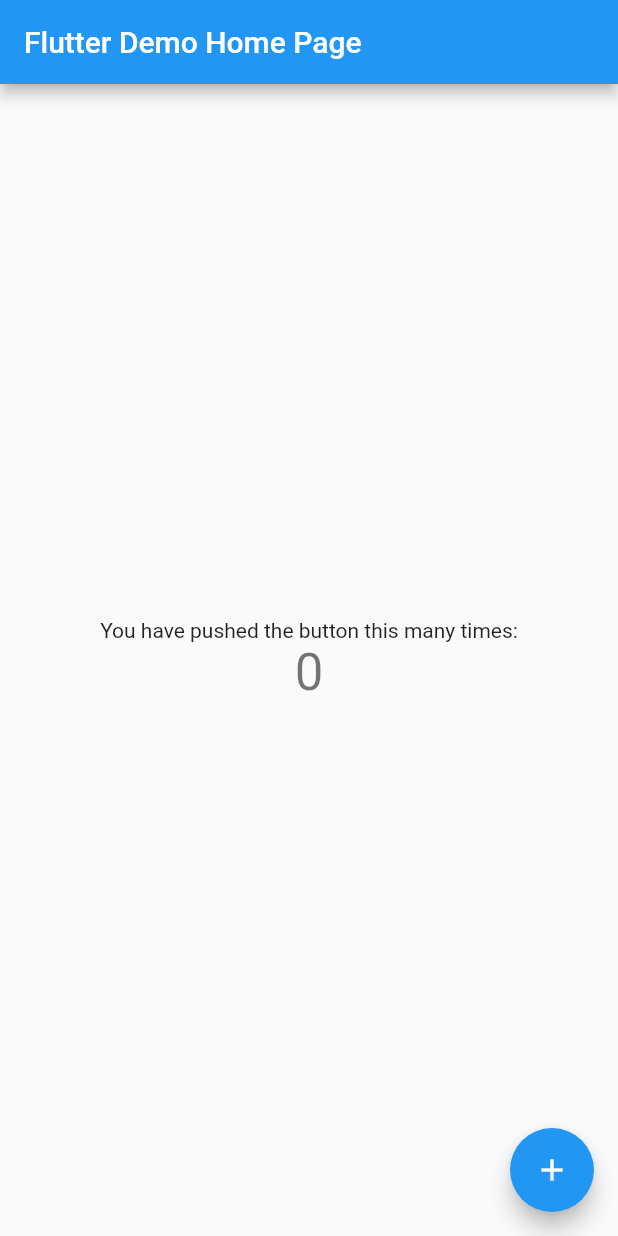
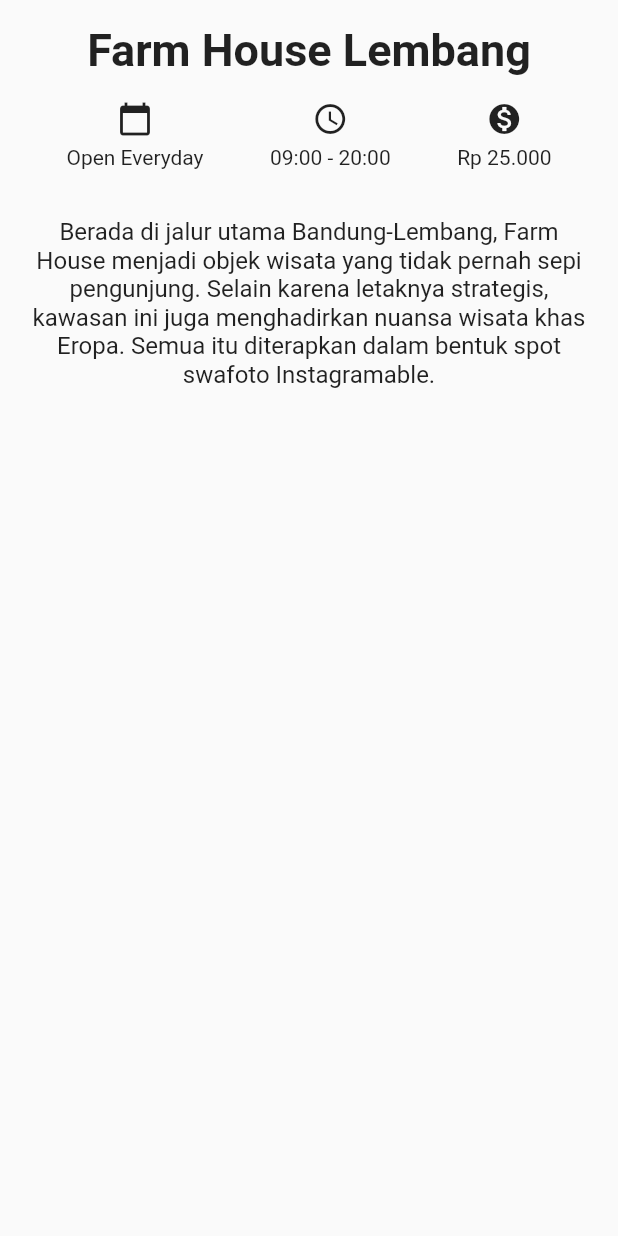
Before and after one commit to noanlearn/idcd-flutter, a Flutter app: the screen it shows after launch, on a phone screen of 412 x 824 dp. Run offline on Flutter 3.47's test engine with Material 2 defaults, Android fonts, the phone set to English and light mode, and no system bars.

Commit message:
finishing codelab_1

```diff
--- a/wisatabandung/codelab_1/lib/main.dart
+++ b/wisatabandung/codelab_1/lib/main.dart
@@ -11,105 +11,72 @@
   @override
   Widget build(BuildContext context) {
     return MaterialApp(
-      title: 'Flutter Demo',
+      title: 'Wisata Bandung',
       theme: ThemeData(
-        // This is the theme of your application.
-        //
-        // Try running your application with "flutter run". You'll see the
-        // application has a blue toolbar. Then, without quitting the app, try
-        // changing the primarySwatch below to Colors.green and then invoke
-        // "hot reload" (press "r" in the console where you ran "flutter run",
-        // or simply save your changes to "hot reload" in a Flutter IDE).
-        // Notice that the counter didn't reset back to zero; the application
-        // is not restarted.
         primarySwatch: Colors.blue,
       ),
-      home: const MyHomePage(title: 'Flutter Demo Home Page'),
+      home: const DetailScreen(),
     );
   }
 }
 
-class MyHomePage extends StatefulWidget {
-  const MyHomePage({Key? key, required this.title}) : super(key: key);
-
-  // This widget is the home page of your application. It is stateful, meaning
-  // that it has a State object (defined below) that contains fields that affect
-  // how it looks.
-
-  // This class is the configuration for the state. It holds the values (in this
-  // case the title) provided by the parent (in this case the App widget) and
-  // used by the build method of the State. Fields in a Widget subclass are
-  // always marked "final".
-
-  final String title;
-
-  @override
-  State<MyHomePage> createState() => _MyHomePageState();
-}
-
-class _MyHomePageState extends State<MyHomePage> {
-  int _counter = 0;
-
-  void _incrementCounter() {
-    setState(() {
-      // This call to setState tells the Flutter framework that something has
-      // changed in this State, which causes it to rerun the build method below
-      // so that the display can reflect the updated values. If we changed
-      // _counter without calling setState(), then the build method would not be
-      // called again, and so nothing would appear to happen.
-      _counter++;
-    });
-  }
+class DetailScreen extends StatelessWidget {
+  const DetailScreen({Key? key}) : super(key: key);
 
   @override
   Widget build(BuildContext context) {
-    // This method is rerun every time setState is called, for instance as done
-    // by the _incrementCounter method above.
-    //
-    // The Flutter framework has been optimized to make rerunning build methods
-    // fast, so that you can just rebuild anything that needs updating rather
-    // than having to individually change instances of widgets.
     return Scaffold(
-      appBar: AppBar(
-        // Here we take the value from the MyHomePage object that was created by
-        // the App.build method, and use it to set our appbar title.
-        title: Text(widget.title),
-      ),
-      body: Center(
-        // Center is a layout widget. It takes a single child and positions it
-        // in the middle of the parent.
-        child: Column(
-          // Column is also a layout widget. It takes a list of children and
-          // arranges them vertically. By default, it sizes itself to fit its
-          // children horizontally, and tries to be as tall as its parent.
-          //
-          // Invoke "debug painting" (press "p" in the console, choose the
-          // "Toggle Debug Paint" action from the Flutter Inspector in Android
-          // Studio, or the "Toggle Debug Paint" command in Visual Studio Code)
-          // to see the wireframe for each widget.
-          //
-          // Column has various properties to control how it sizes itself and
-          // how it positions its children. Here we use mainAxisAlignment to
-          // center the children vertically; the main axis here is the vertical
-          // axis because Columns are vertical (the cross axis would be
-          // horizontal).
-          mainAxisAlignment: MainAxisAlignment.center,
-          children: <Widget>[
-            const Text(
-              'You have pushed the button this many times:',
+      body: SafeArea(
+          child: Column(
+        crossAxisAlignment: CrossAxisAlignment.stretch,
+        children: [
+          Container(
+            margin: const EdgeInsets.only(top: 16),
+            child: const Text(
+              'Farm House Lembang',
+              textAlign: TextAlign.center,
+              style: TextStyle(fontSize: 30, fontWeight: FontWeight.bold),
             ),
-            Text(
-              '$_counter',
-              style: Theme.of(context).textTheme.headline4,
+          ),
+          Container(
+            margin: const EdgeInsets.symmetric(vertical: 16.0),
+            child: Row(
+              mainAxisAlignment: MainAxisAlignment.spaceEvenly,
+              children: [
+                Column(
+                  children: const [
+                    Icon(Icons.calendar_today),
+                    SizedBox(height: 6),
+                    Text('Open Everyday'),
+                  ],
+                ),
+                Column(
+                  children: const [
+                    Icon(Icons.schedule),
+                    SizedBox(height: 6),
+                    Text('09:00 - 20:00')
+                  ],
+                ),
+                Column(
+                  children: const [
+                    Icon(Icons.monetization_on),
+                    SizedBox(height: 6),
+                    Text('Rp 25.000')
+                  ],
+                )
+              ],
             ),
-          ],
-        ),
-      ),
-      floatingActionButton: FloatingActionButton(
-        onPressed: _incrementCounter,
-        tooltip: 'Increment',
-        child: const Icon(Icons.add),
-      ), // This trailing comma makes auto-formatting nicer for build methods.
+          ),
+          Container(
+            padding: const EdgeInsets.all(16),
+            child: const Text(
+              'Berada di jalur utama Bandung-Lembang, Farm House menjadi objek wisata yang tidak pernah sepi pengunjung. Selain karena letaknya strategis, kawasan ini juga menghadirkan nuansa wisata khas Eropa. Semua itu diterapkan dalam bentuk spot swafoto Instagramable.',
+              textAlign: TextAlign.center,
+              style: TextStyle(fontSize: 16),
+            ),
+          )
+        ],
+      )),
     );
   }
 }
```
Also changed, not shown: 2 other files.
